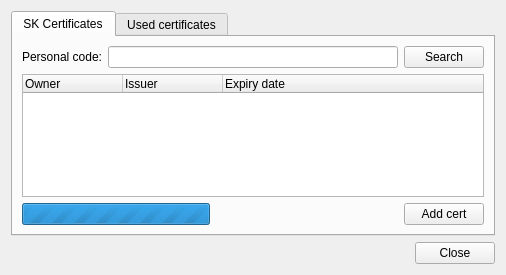
First picture: the form in qdigidoc/trunk/crypto/ui/KeyAddDialog.ui, repository tixsys/esteid, before the edit.
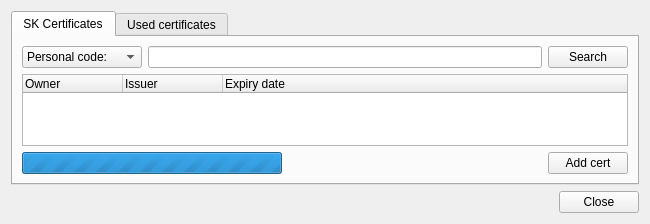
Second picture: the form after the edit.

Commit message: qdigidoc: crypto add Company ldap search

The edit to the form file:
```diff
--- a/qdigidoc/trunk/crypto/ui/KeyAddDialog.ui
+++ b/qdigidoc/trunk/crypto/ui/KeyAddDialog.ui
@@ -9,8 +9,8 @@
    <rect>
     <x>0</x>
     <y>0</y>
-    <width>506</width>
-    <height>275</height>
+    <width>650</width>
+    <height>216</height>
    </rect>
   </property>
   <property name="windowTitle">
@@ -30,19 +30,22 @@
        <item>
         <layout class="QHBoxLayout" name="searchLayout">
          <item>
-          <widget class="QLabel" name="sscodeLabel">
+          <widget class="QComboBox" name="searchType">
+           <item>
            <property name="text">
             <string>Personal code:</string>
            </property>
-          </widget>
          </item>
          <item>
-          <widget class="QLineEdit" name="sscode">
-           <property name="maxLength">
-            <number>11</number>
-           </property>
+            <property name="text">
+             <string>Company name:</string>
+            </property>
+           </item>
           </widget>
          </item>
+         <item>
+          <widget class="QLineEdit" name="searchContent"/>
+         </item>
          <item>
           <widget class="QPushButton" name="search">
            <property name="text">
```
Left out of the diff: 2 changed lines with no effect on the pictures. Lines whose indentation alone changed are shown as unchanged. The commit also changes 9 other files.
